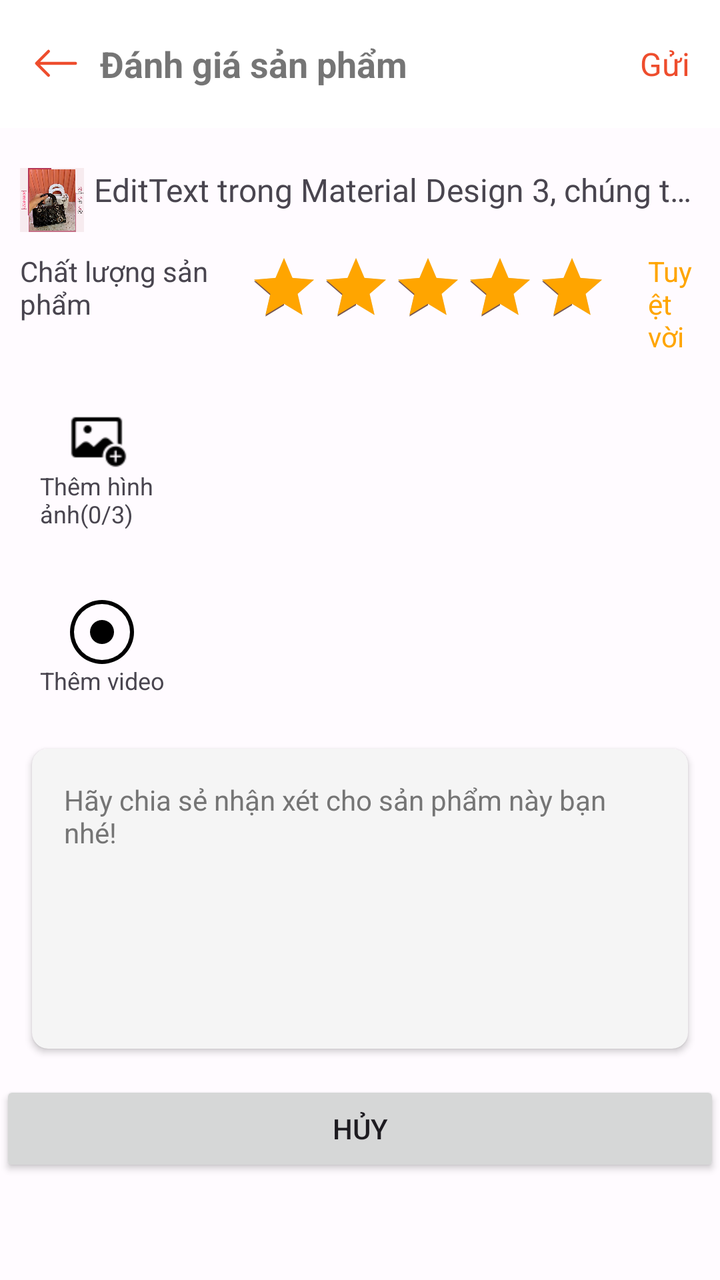
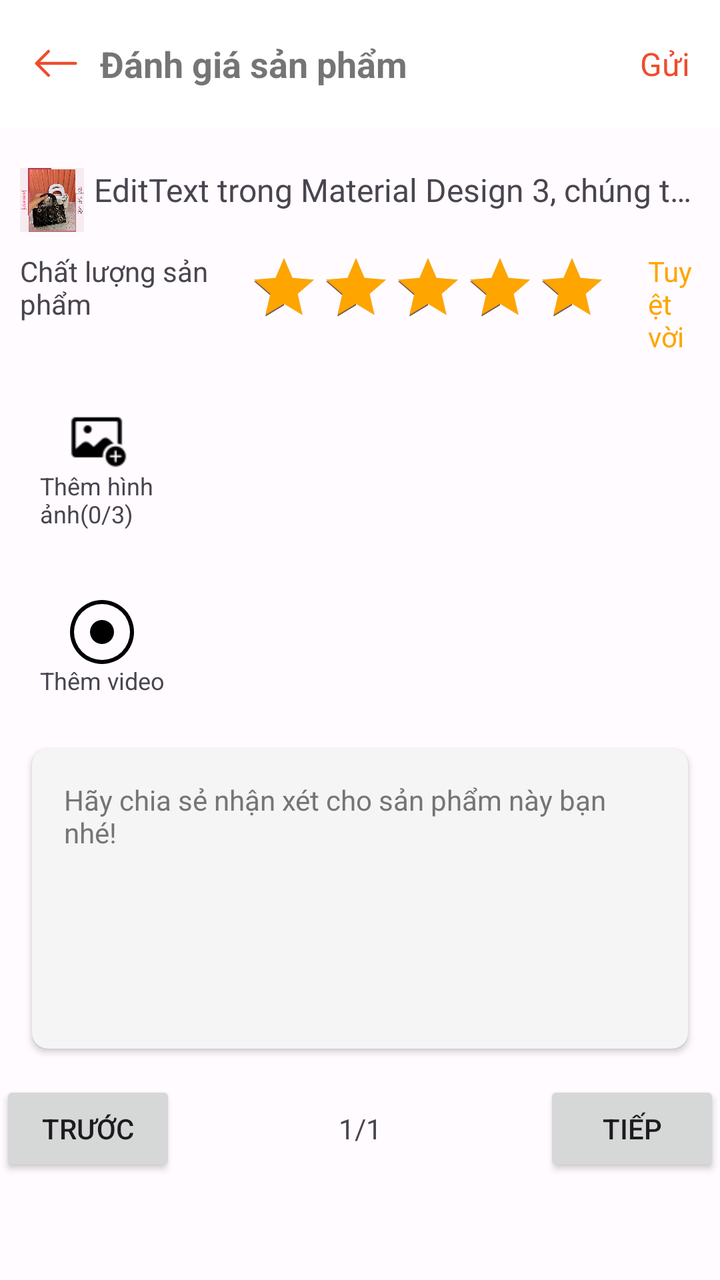

Two renders of the same Android screen: before a commit and after it. Below are the layout's source before the change and the commit's diff.
<!-- AndroidManifest.xml: application theme Theme.Gas24h_7App -->
<!-- res/layout/activity_add_review_test.xml -->
<?xml version="1.0" encoding="utf-8"?>
<androidx.coordinatorlayout.widget.CoordinatorLayout xmlns:android="http://schemas.android.com/apk/res/android"
    xmlns:app="http://schemas.android.com/apk/res-auto"
    xmlns:tools="http://schemas.android.com/tools"
    android:layout_width="match_parent"
    android:layout_height="match_parent"
    android:orientation="vertical"
    tools:context=".ui.add_review_test.AddReviewTestActivity">

    <com.google.android.material.appbar.AppBarLayout
        android:layout_width="match_parent"
        android:layout_height="wrap_content"
        android:background="@color/white"
        android:theme="@style/ThemeOverlay.AppCompat.Light"
        app:layout_scrollFlags="scroll|enterAlways">

        <androidx.appcompat.widget.Toolbar
            android:layout_width="match_parent"
            android:layout_height="?attr/actionBarSize"
            app:layout_scrollFlags="scroll|enterAlways">

            <RelativeLayout
                android:layout_width="match_parent"
                android:layout_height="wrap_content">

                <ImageButton
                    android:id="@+id/backButton"
                    android:layout_width="wrap_content"
                    android:layout_height="wrap_content"
                    android:layout_alignParentStart="true"
                    android:layout_centerVertical="true"
                    android:background="?attr/selectableItemBackgroundBorderless"
                    android:src="@drawable/ic_back"
                    app:tint="@color/md_theme_light_primary" />

                <TextView
                    android:layout_width="wrap_content"
                    android:layout_height="wrap_content"
                    android:layout_centerVertical="true"
                    android:layout_marginStart="10dp"
                    android:layout_toRightOf="@+id/backButton"
                    android:text="Đánh giá sản phẩm"
                    android:textSize="18sp"
                    android:textStyle="bold" />

                <TextView
                    android:id="@+id/btn_send"
                    android:layout_width="wrap_content"
                    android:layout_height="wrap_content"
                    android:layout_alignParentEnd="true"
                    android:layout_centerVertical="true"
                    android:layout_marginEnd="15dp"
                    android:text="Gửi"
                    android:textColor="@color/md_theme_light_primary"
                    android:textSize="16sp" />

            </RelativeLayout>

        </androidx.appcompat.widget.Toolbar>
    </com.google.android.material.appbar.AppBarLayout>

    <ScrollView
        android:layout_width="match_parent"
        android:layout_height="match_parent"
        app:layout_behavior="@string/appbar_scrolling_view_behavior">
        <LinearLayout
            android:layout_width="match_parent"
            android:layout_height="match_parent"
            android:orientation="vertical"
            >
            <LinearLayout xmlns:android="http://schemas.android.com/apk/res/android"
                android:layout_width="match_parent"
                android:layout_height="wrap_content"
                xmlns:app="http://schemas.android.com/apk/res-auto">
                <RelativeLayout
                    android:layout_width="match_parent"
                    android:layout_height="wrap_content">


                    <LinearLayout
                        android:layout_width="match_parent"
                        android:layout_height="wrap_content"
                        android:orientation="vertical">

                        <LinearLayout
                            android:layout_width="match_parent"
                            android:layout_height="wrap_content"
                            android:layout_marginHorizontal="10dp"
                            android:layout_marginTop="20dp"
                            android:orientation="horizontal">

                            <ImageView
                                android:id="@+id/product_image"
                                android:layout_width="32dp"
                                android:layout_height="32dp"
                                android:src="@drawable/test_image" />

                            <TextView
                                android:id="@+id/tv_product_name"
                                android:layout_width="match_parent"
                                android:layout_height="wrap_content"
                                android:layout_marginStart="5dp"
                                android:ellipsize="end"
                                android:fontFamily="@font/roboto"
                                android:maxLines="1"
                                android:text="EditText trong Material Design 3, chúng ta có thể sử dụng "
                                android:textSize="16sp" />
                        </LinearLayout>

                        <LinearLayout
                            android:layout_width="match_parent"
                            android:layout_height="wrap_content"
                            android:layout_marginHorizontal="10dp"
                            android:layout_marginTop="10dp"
                            android:orientation="horizontal">

                            <TextView
                                android:layout_width="wrap_content"
                                android:layout_height="wrap_content"
                                android:text="Chất lượng sản\nphẩm " />

                            <RatingBar
                                android:id="@+id/rating_start"
                                style="?android:attr/ratingBarStyleIndicator"
                                android:layout_width="wrap_content"
                                android:layout_height="wrap_content"
                                android:layout_marginStart="20dp"
                                android:numStars="5"
                                android:stepSize="1"
                                android:rating ="5"
                                android:isIndicator="false"
                                android:progressTint="#FFA500"
                                />

                            <TextView
                                android:id="@+id/tv_quality"
                                android:layout_width="wrap_content"
                                android:layout_height="wrap_content"
                                android:layout_marginStart="20dp"
                                android:text="Tuyệt\nvời"
                                android:textColor="#FFA500" />
                        </LinearLayout>

                        <LinearLayout
                            android:layout_width="match_parent"
                            android:layout_height="wrap_content"
                            android:layout_marginHorizontal="10dp"
                            android:layout_marginTop="15dp"
                            android:orientation="horizontal">

                            <LinearLayout
                                android:layout_width="wrap_content"
                                android:layout_height="wrap_content"
                                android:orientation="vertical"
                                android:padding="10dp">

                                <ImageView
                                    android:id="@+id/add_product_image"
                                    android:layout_width="32dp"
                                    android:layout_height="32dp"
                                    android:layout_gravity="center"
                                    android:src="@drawable/ic_add_image" />

                                <TextView
                                    android:id="@+id/add_product_tv_count"
                                    android:layout_width="wrap_content"
                                    android:layout_height="wrap_content"
                                    android:layout_gravity="center"
                                    android:text="Thêm hình\nảnh(0/3)"
                                    android:textSize="12sp" />
                            </LinearLayout>

                            <androidx.recyclerview.widget.RecyclerView
                                android:id="@+id/product_images_recycler_view"
                                android:layout_width="match_parent"
                                android:layout_height="wrap_content"
                                android:orientation="horizontal"
                                android:nestedScrollingEnabled="false"
                                app:layoutManager="androidx.recyclerview.widget.LinearLayoutManager" />
                        </LinearLayout>

                        <LinearLayout
                            android:layout_width="match_parent"
                            android:layout_height="wrap_content"
                            android:layout_marginHorizontal="10dp"
                            android:layout_marginTop="15dp"
                            android:orientation="horizontal">

                            <LinearLayout
                                android:layout_width="wrap_content"
                                android:layout_height="wrap_content"
                                android:orientation="vertical"
                                android:padding="10dp">

                                <ImageView
                                    android:id="@+id/add_product_review_video"
                                    android:layout_width="32dp"
                                    android:layout_height="32dp"
                                    android:layout_gravity="center"
                                    android:src="@drawable/ic_record" />

                                <TextView
                                    android:id="@+id/tv_add_product_cover_image"
                                    android:layout_width="wrap_content"
                                    android:layout_height="wrap_content"
                                    android:layout_gravity="center"
                                    android:text="Thêm video"
                                    android:textSize="12sp" />


                            </LinearLayout>

                            <androidx.cardview.widget.CardView
                                android:id="@+id/card_view_cover_image"
                                android:layout_width="66dp"
                                android:layout_height="75dp"
                                android:layout_margin="4dp"
                                android:visibility="gone">

                                <FrameLayout
                                    android:layout_width="match_parent"
                                    android:layout_height="match_parent">

                                    <VideoView
                                        android:id="@+id/product_review_video"
                                        android:layout_width="match_parent"
                                        android:layout_height="match_parent"
                                        android:src="@drawable/image_test" />

                                    <ImageView
                                        android:id="@+id/video_thumbnail"
                                        android:layout_width="match_parent"
                                        android:layout_height="match_parent"
                                        android:scaleType="centerCrop"
                                        android:src="@drawable/test_image"
                                        android:visibility="gone" />

                                    <ImageView
                                        android:id="@+id/delete_review_video"
                                        android:layout_width="24dp"
                                        android:layout_height="24dp"
                                        android:layout_gravity="top|end"
                                        android:background="#80000000"
                                        android:padding="4dp"
                                        android:src="@android:drawable/ic_delete" />

                                </FrameLayout>

                            </androidx.cardview.widget.CardView>
                        </LinearLayout>

                        <androidx.cardview.widget.CardView xmlns:android="http://schemas.android.com/apk/res/android"
                            xmlns:app="http://schemas.android.com/apk/res-auto"
                            android:layout_width="match_parent"
                            android:layout_height="150dp"
                            android:layout_margin="16dp"
                            app:cardBackgroundColor="#F5F5F5"
                            app:cardCornerRadius="8dp"
                            app:cardElevation="2dp">

                            <EditText
                                android:id="@+id/ed_comment"
                                android:layout_width="match_parent"
                                android:layout_height="wrap_content"
                                android:background="@null"
                                android:gravity="top|start"
                                android:hint="Hãy chia sẻ nhận xét cho sản phẩm này bạn nhé!"
                                android:inputType="textMultiLine"
                                android:padding="16dp"
                                android:textColorHint="#757575"
                                android:textSize="14sp" />

                        </androidx.cardview.widget.CardView>
                    </LinearLayout>

                    <ProgressBar
                        android:id="@+id/progress_bar"
                        android:layout_width="wrap_content"
                        android:layout_height="wrap_content"
                        android:layout_centerInParent="true"
                        android:visibility="gone"
                        />
                </RelativeLayout>
            </LinearLayout>
            <Button
                android:layout_width="match_parent"
                android:layout_height="wrap_content"
                android:text="Hủy"/>
        </LinearLayout>


    </ScrollView>

</androidx.coordinatorlayout.widget.CoordinatorLayout>
<!-- resources referenced by this layout -->
<resources>
  <color name="md_theme_light_primary">#EE4D2D</color>
  <color name="white">#FFFFFFFF</color>
  <!-- drawable ic_back (drawable) -->
  <vector xmlns:android="http://schemas.android.com/apk/res/android"
      android:width="24dp"
      android:height="24dp"
      android:viewportWidth="16"
      android:viewportHeight="16">
    <path
        android:pathData="M15,8a0.5,0.5 0,0 0,-0.5 -0.5H2.707l3.147,-3.146a0.5,0.5 0,1 0,-0.708 -0.708l-4,4a0.5,0.5 0,0 0,0 0.708l4,4a0.5,0.5 0,0 0,0.708 -0.708L2.707,8.5H14.5A0.5,0.5 0,0 0,15 8"
        android:fillColor="@color/white"
        android:fillType="evenOdd"/>
  </vector>
  <!-- drawable ic_record (drawable) -->
  <vector xmlns:android="http://schemas.android.com/apk/res/android"
      android:width="16dp"
      android:height="16dp"
      android:viewportWidth="16"
      android:viewportHeight="16">
    <path
        android:pathData="M8,15A7,7 0,1 1,8 1a7,7 0,0 1,0 14m0,1A8,8 0,1 0,8 0a8,8 0,0 0,0 16"
        android:fillColor="@color/black"/>
    <path
        android:pathData="M11,8a3,3 0,1 1,-6 0,3 3,0 0,1 6,0"
        android:fillColor="@color/black"/>
  </vector>
  <style name="Theme.Gas24h_7App" parent="Base.Theme.Gas24h_7App" />
  <color name="black">#FF000000</color>
  <color name="md_theme_light_onPrimary">#FFFFFF</color>
  <color name="md_theme_light_primaryContainer">#F9DEDC</color>
  <color name="md_theme_light_onPrimaryContainer">#410E0B</color>
  <color name="md_theme_light_secondary">#775652</color>
  <color name="md_theme_light_onSecondary">#FFFFFF</color>
  <color name="md_theme_light_secondaryContainer">#FFDAD7</color>
  <color name="md_theme_light_onSecondaryContainer">#2C1512</color>
  <color name="md_theme_light_tertiary">#705D00</color>
  <color name="md_theme_light_onTertiary">#FFFFFF</color>
  <color name="md_theme_light_tertiaryContainer">#FFE08D</color>
  <color name="md_theme_light_onTertiaryContainer">#221B00</color>
  <color name="md_theme_light_error">#B3261E</color>
  <color name="md_theme_light_errorContainer">#F9DEDC</color>
  <color name="md_theme_light_onError">#FFFFFF</color>
  <color name="md_theme_light_onErrorContainer">#410E0B</color>
  <color name="md_theme_light_background">#FFFBFF</color>
  <color name="md_theme_light_onBackground">#201A1A</color>
  <color name="md_theme_light_surface">#FFFBFF</color>
  <color name="md_theme_light_onSurface">#201A1A</color>
  <color name="md_theme_light_surfaceVariant">#F5DDDB</color>
  <color name="md_theme_light_onSurfaceVariant">#534341</color>
  <color name="md_theme_light_outline">#857371</color>
  <color name="md_theme_light_inverseOnSurface">#FBEEEC</color>
  <color name="md_theme_light_inverseSurface">#362F2E</color>
  <color name="md_theme_light_surfaceTint">#B3261E</color>
  <color name="md_theme_light_inversePrimary">#FFB4AB</color>
  <!-- unchanged entries left out for length: 4 -->
</resources>

<!-- the commit's change to res/layout/activity_add_review_test.xml (unified diff, before → after) -->
@@ -282,10 +282,31 @@
                         />
                 </RelativeLayout>
             </LinearLayout>
-            <Button
+            <LinearLayout
                 android:layout_width="match_parent"
                 android:layout_height="wrap_content"
-                android:text="Hủy"/>
+                android:orientation="horizontal">
+
+                <Button
+                    android:id="@+id/btnPrevious"
+                    android:layout_width="wrap_content"
+                    android:layout_height="wrap_content"
+                    android:text="Trước" />
+
+                <TextView
+                    android:id="@+id/tvProgress"
+                    android:layout_width="0dp"
+                    android:layout_height="wrap_content"
+                    android:layout_weight="1"
+                    android:gravity="center"
+                    android:text="1/1" />
+
+                <Button
+                    android:id="@+id/btnNext"
+                    android:layout_width="wrap_content"
+                    android:layout_height="wrap_content"
+                    android:text="Tiếp" />
+            </LinearLayout>
         </LinearLayout>
 
 
